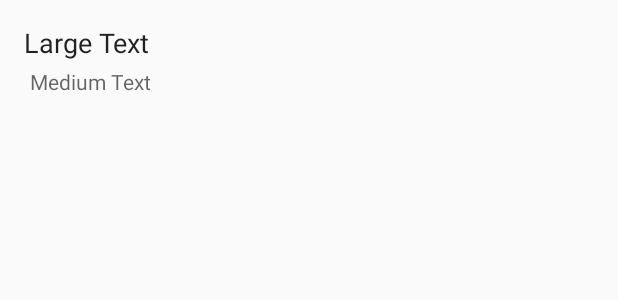
After one commit to iBorland/JobFinder, an Android app: the layout list_messages.xml on its own in the app's theme, with its tools: preview values and no code run, on a phone screen of 412 x 824 dp. The commit adds this screen. Shown: the top 300 px of the screen. Run offline under Robolectric (Android 15) with nearby library versions, the phone set to English and light mode, and no system bars.

Commit message:
Добавил activity для сообщений

```diff
--- a/app/src/main/AndroidManifest.xml
+++ b/app/src/main/AndroidManifest.xml
@@ -52,7 +52,10 @@
             android:windowSoftInputMode="adjustPan" />
         <activity
             android:name=".CategoryActivity"
-            android:label="Объявления"></activity>
+            android:label="Объявления"/>
+        <activity
+            android:name=".MessagesActivity"
+            android:label="Сообщения"/>
     </application>
 
 </manifest>
--- a/app/src/main/java/com/iborland/jobfinder/AuthActivity.java
+++ b/app/src/main/java/com/iborland/jobfinder/AuthActivity.java
@@ -1,6 +1,5 @@
 package com.iborland.jobfinder;
 
-import android.app.Activity;
 import android.content.ContentValues;
 import android.content.DialogInterface;
 import android.content.Intent;
@@ -9,7 +8,6 @@ import android.os.AsyncTask;
 import android.os.Bundle;
 import android.support.design.widget.Snackbar;
 import android.support.v7.app.AppCompatActivity;
-import android.support.v7.widget.Toolbar;
 import android.util.Log;
 import android.view.View;
 import android.view.inputmethod.InputMethodManager;
@@ -65,7 +63,7 @@ public class AuthActivity extends AppCompatActivity {
             android.support.v7.app.AlertDialog dialog = builder.create();
             dialog.show();
         }
-        text = (TextView)findViewById(R.id.text);
+        text = (TextView)findViewById(R.id.text_message);
         rowLogin = (EditText)findViewById(R.id.rowLogin);
         rowPassword = (EditText)findViewById(R.id.rowPassword);
         enter = (Button)findViewById(R.id.button_Enter);
--- a/app/src/main/java/com/iborland/jobfinder/User.java
+++ b/app/src/main/java/com/iborland/jobfinder/User.java
@@ -1,5 +1,7 @@
 package com.iborland.jobfinder;
 
+import android.database.Cursor;
+import android.database.sqlite.SQLiteDatabase;
 import android.os.AsyncTask;
 import android.os.Parcel;
 import android.os.Parcelable;
@@ -94,7 +96,6 @@ public class User implements Parcelable{
                     }
                     loaded = true;
                     Log.e("Loaded", "User " + login + " был загружен");
-                    Log.e("Score", "SCORE = " + score);
                     break;
                 }
             }
--- a/app/src/main/res/layout/activity_auth.xml
+++ b/app/src/main/res/layout/activity_auth.xml
@@ -15,7 +15,7 @@
         android:textAlignment="center"
         android:maxLines="1"
         android:hint="@string/login"
-        android:layout_below="@+id/text"
+        android:layout_below="@+id/text_message"
         android:layout_centerHorizontal="true"
         android:maxLength="24"
         android:lines="1" />
@@ -41,7 +41,7 @@
         android:layout_height="wrap_content"
         android:textAppearance="?android:attr/textAppearanceLarge"
         android:text="@string/authorization"
-        android:id="@+id/text"
+        android:id="@+id/text_message"
         android:layout_alignParentTop="true"
         android:layout_centerHorizontal="true"
         android:layout_marginTop="24dp" />
--- /dev/null
+++ b/app/src/main/res/layout/list_messages.xml
@@ -0,0 +1,35 @@
+<?xml version="1.0" encoding="utf-8"?>
+<RelativeLayout xmlns:android="http://schemas.android.com/apk/res/android"
+    android:layout_width="match_parent" android:layout_height="match_parent">
+
+    <TextView
+        android:layout_width="wrap_content"
+        android:layout_height="wrap_content"
+        android:textAppearance="?android:attr/textAppearanceLarge"
+        android:text="Large Text"
+        android:id="@+id/name_author"
+        android:layout_alignParentTop="true"
+        android:layout_alignParentStart="true"
+        android:paddingLeft="16dp"
+        android:paddingTop="16dp"
+        android:paddingRight="16dp"
+        android:textSize="18sp" />
+
+    <TextView
+        android:layout_width="wrap_content"
+        android:layout_height="wrap_content"
+        android:textAppearance="?android:attr/textAppearanceMedium"
+        android:text="Medium Text"
+        android:id="@+id/text_message"
+        android:layout_below="@+id/name_author"
+        android:layout_alignParentStart="true"
+        android:paddingLeft="20dp"
+        android:paddingTop="4dp"
+        android:paddingRight="16dp"
+        android:paddingBottom="16dp"
+        android:textSize="14sp"
+        android:maxLines="1"
+        android:lines="1"
+        android:singleLine="true"
+        android:maxLength="144" />
+</RelativeLayout>
--- a/app/src/main/res/menu/activity_main_drawer.xml
+++ b/app/src/main/res/menu/activity_main_drawer.xml
@@ -5,6 +5,9 @@
         <item
             android:id="@+id/nav_main"
             android:title="Главная" />
+        <item
+            android:id="@+id/nav_messages"
+            android:title="Сообщения"/>
         <item
             android:id="@+id/nav_profile"
             android:title="Профиль" />
--- a/app/src/main/res/values/strings.xml
+++ b/app/src/main/res/values/strings.xml
@@ -140,5 +140,7 @@
     <string name="checked">Проверка...</string>
     <string name="selected_city">Выберите ваш город:</string>
     <string name="enter_city">Введине название вашего города</string>
+    <string name="messages_not_found">У вас пока-что нету сообщений</string>
+    <string name="error_connection">Ошибка соединения с серверов. Попробуйте чуточку позже</string>
 
 </resources>
```
Also changed, not shown: app/src/main/java/com/iborland/jobfinder/MainActivity.java (+10 -0 lines), app/src/main/java/com/iborland/jobfinder/MessagesActivity.java (added, +204 -0 lines), app/src/main/res/layout/activity_messages.xml (added, +18 -0 lines).
